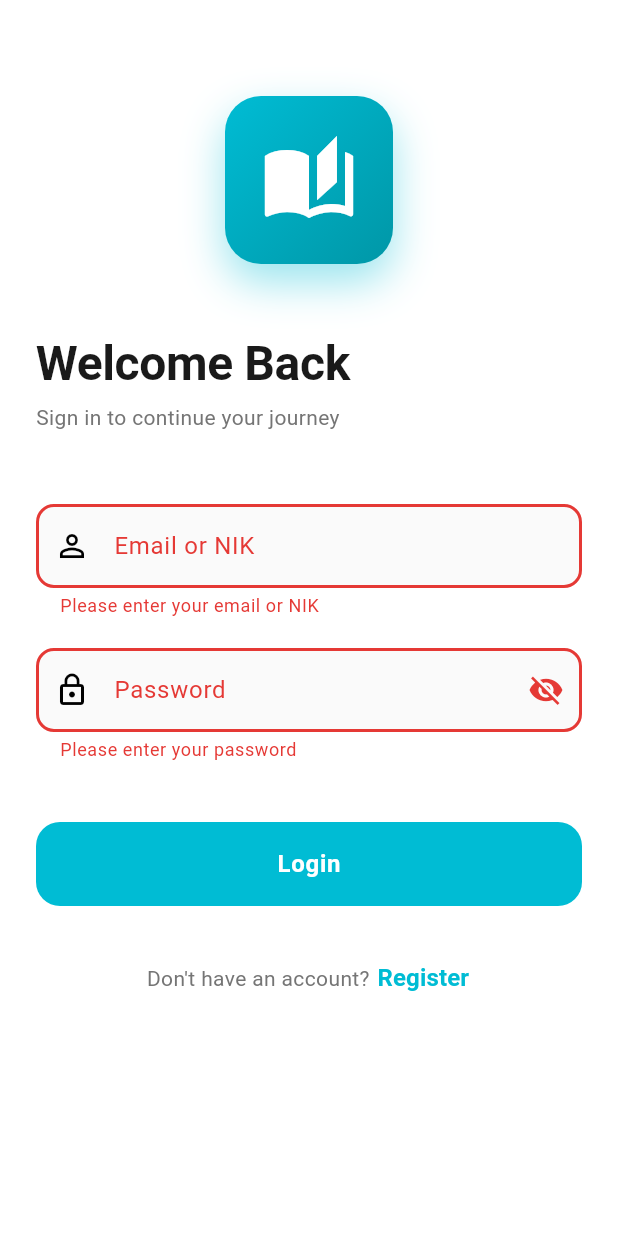
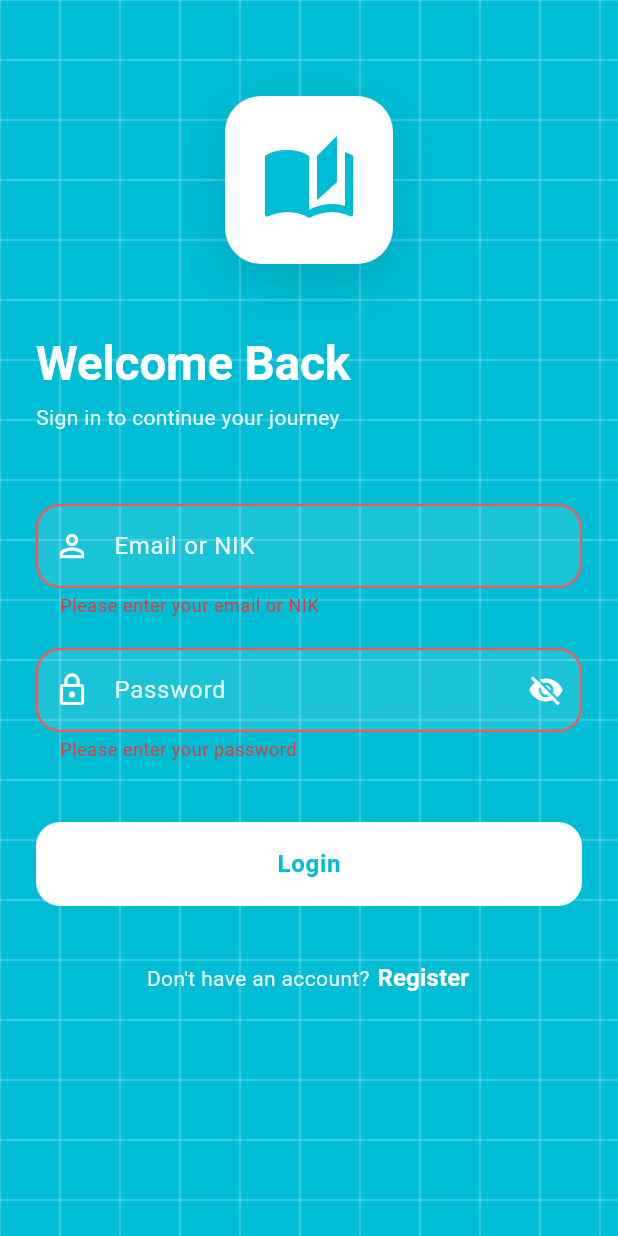
Before and after one commit to Ruziqnahm/utspam_5a_0039_perpus, a Flutter app: the screen it shows after launch, after a tap on "Login", on a phone screen of 412 x 824 dp. Run offline on Flutter 3.47's test engine with Material 3 defaults, Android fonts, the phone set to English and light mode, and no system bars; our stand-ins replace sqflite; accounts and stored records are empty.

Commit message:
update ui untuk halaman login

```diff
--- a/lib/screens/login_screen.dart
+++ b/lib/screens/login_screen.dart
@@ -89,8 +89,11 @@ class _LoginScreenState extends State<LoginScreen>
   @override
   Widget build(BuildContext context) {
     return Scaffold(
-      backgroundColor: Colors.white,
-      body: SafeArea(
+      backgroundColor: const Color(0xFF00BCD4),
+      body: Stack(
+        children: [
+          Positioned.fill(child: CustomPaint(painter: _SquarePatternPainter())),
+          SafeArea(
             child: FadeTransition(
               opacity: _fadeAnimation,
               child: SingleChildScrollView(
@@ -106,15 +109,11 @@ class _LoginScreenState extends State<LoginScreen>
                           child: Container(
                             padding: const EdgeInsets.all(24),
                             decoration: BoxDecoration(
-                          gradient: const LinearGradient(
-                            colors: [Color(0xFF00BCD4), Color(0xFF0097A7)],
-                            begin: Alignment.topLeft,
-                            end: Alignment.bottomRight,
-                          ),
+                              color: Colors.white,
                               borderRadius: BorderRadius.circular(24),
                               boxShadow: [
                                 BoxShadow(
-                              color: const Color(0xFF00BCD4).withOpacity(0.4),
+                                  color: Colors.black.withOpacity(0.1),
                                   blurRadius: 24,
                                   offset: const Offset(0, 12),
                                 ),
@@ -123,27 +122,69 @@ class _LoginScreenState extends State<LoginScreen>
                             child: const Icon(
                               Icons.auto_stories,
                               size: 64,
-                          color: Colors.white,
+                              color: Color(0xFF00BCD4),
                             ),
                           ),
                         ),
                         const SizedBox(height: 48),
                         Text(
                           'Welcome Back',
-                      style: Theme.of(context).textTheme.displayLarge,
+                          style: Theme.of(context).textTheme.displayLarge
+                              ?.copyWith(color: Colors.white),
                         ),
                         const SizedBox(height: 8),
                         Text(
                           'Sign in to continue your journey',
-                      style: Theme.of(context).textTheme.bodyMedium,
+                          style: Theme.of(context).textTheme.bodyMedium
+                              ?.copyWith(color: Colors.white.withOpacity(0.9)),
                         ),
                         const SizedBox(height: 48),
                         TextFormField(
                           controller: _emailOrNikController,
-                      decoration: const InputDecoration(
+                          style: const TextStyle(color: Colors.white),
+                          decoration: InputDecoration(
                             labelText: 'Email or NIK',
-                        prefixIcon: Icon(Icons.person_outline),
+                            labelStyle: TextStyle(
+                              color: Colors.white.withOpacity(0.9),
+                            ),
+                            prefixIcon: const Icon(
+                              Icons.person_outline,
+                              color: Colors.white,
+                            ),
                             hintText: 'Enter your email or NIK',
+                            hintStyle: TextStyle(
+                              color: Colors.white.withOpacity(0.6),
+                            ),
+                            enabledBorder: OutlineInputBorder(
+                              borderRadius: BorderRadius.circular(16),
+                              borderSide: BorderSide(
+                                color: Colors.white.withOpacity(0.5),
+                                width: 1.5,
+                              ),
+                            ),
+                            focusedBorder: OutlineInputBorder(
+                              borderRadius: BorderRadius.circular(16),
+                              borderSide: const BorderSide(
+                                color: Colors.white,
+                                width: 2,
+                              ),
+                            ),
+                            errorBorder: OutlineInputBorder(
+                              borderRadius: BorderRadius.circular(16),
+                              borderSide: const BorderSide(
+                                color: Colors.redAccent,
+                                width: 1.5,
+                              ),
+                            ),
+                            focusedErrorBorder: OutlineInputBorder(
+                              borderRadius: BorderRadius.circular(16),
+                              borderSide: const BorderSide(
+                                color: Colors.redAccent,
+                                width: 2,
+                              ),
+                            ),
+                            filled: true,
+                            fillColor: Colors.white.withOpacity(0.1),
                           ),
                           validator: (value) {
                             if (value == null || value.isEmpty) {
@@ -156,15 +197,26 @@ class _LoginScreenState extends State<LoginScreen>
                         TextFormField(
                           controller: _passwordController,
                           obscureText: _obscurePassword,
+                          style: const TextStyle(color: Colors.white),
                           decoration: InputDecoration(
                             labelText: 'Password',
-                        prefixIcon: const Icon(Icons.lock_outline),
+                            labelStyle: TextStyle(
+                              color: Colors.white.withOpacity(0.9),
+                            ),
+                            prefixIcon: const Icon(
+                              Icons.lock_outline,
+                              color: Colors.white,
+                            ),
                             hintText: 'Enter your password',
+                            hintStyle: TextStyle(
+                              color: Colors.white.withOpacity(0.6),
+                            ),
                             suffixIcon: IconButton(
                               icon: Icon(
                                 _obscurePassword
                                     ? Icons.visibility_off
                                     : Icons.visibility,
+                                color: Colors.white,
                               ),
                               onPressed: () {
                                 setState(
@@ -172,6 +224,36 @@ class _LoginScreenState extends State<LoginScreen>
                                 );
                               },
                             ),
+                            enabledBorder: OutlineInputBorder(
+                              borderRadius: BorderRadius.circular(16),
+                              borderSide: BorderSide(
+                                color: Colors.white.withOpacity(0.5),
+                                width: 1.5,
+                              ),
+                            ),
+                            focusedBorder: OutlineInputBorder(
+                              borderRadius: BorderRadius.circular(16),
+                              borderSide: const BorderSide(
+                                color: Colors.white,
+                                width: 2,
+                              ),
+                            ),
+                            errorBorder: OutlineInputBorder(
+                              borderRadius: BorderRadius.circular(16),
+                              borderSide: const BorderSide(
+                                color: Colors.redAccent,
+                                width: 1.5,
+                              ),
+                            ),
+                            focusedErrorBorder: OutlineInputBorder(
+                              borderRadius: BorderRadius.circular(16),
+                              borderSide: const BorderSide(
+                                color: Colors.redAccent,
+                                width: 2,
+                              ),
+                            ),
+                            filled: true,
+                            fillColor: Colors.white.withOpacity(0.1),
                           ),
                           validator: (value) {
                             if (value == null || value.isEmpty) {
@@ -187,8 +269,8 @@ class _LoginScreenState extends State<LoginScreen>
                           child: ElevatedButton(
                             onPressed: _isLoading ? null : _login,
                             style: ElevatedButton.styleFrom(
-                          backgroundColor: const Color(0xFF00BCD4),
-                          foregroundColor: Colors.white,
+                              backgroundColor: Colors.white,
+                              foregroundColor: const Color(0xFF00BCD4),
                               elevation: 0,
                               shape: RoundedRectangleBorder(
                                 borderRadius: BorderRadius.circular(16),
@@ -200,7 +282,7 @@ class _LoginScreenState extends State<LoginScreen>
                                     width: 24,
                                     child: CircularProgressIndicator(
                                       strokeWidth: 2,
-                                  color: Colors.white,
+                                      color: Color(0xFF00BCD4),
                                     ),
                                   )
                                 : const Text(
@@ -219,7 +301,10 @@ class _LoginScreenState extends State<LoginScreen>
                           children: [
                             Text(
                               "Don't have an account? ",
-                          style: Theme.of(context).textTheme.bodyMedium,
+                              style: Theme.of(context).textTheme.bodyMedium
+                                  ?.copyWith(
+                                    color: Colors.white.withOpacity(0.9),
+                                  ),
                             ),
                             TextButton(
                               onPressed: () {
@@ -232,7 +317,7 @@ class _LoginScreenState extends State<LoginScreen>
                                 );
                               },
                               style: TextButton.styleFrom(
-                            foregroundColor: const Color(0xFF00BCD4),
+                                foregroundColor: Colors.white,
                                 padding: EdgeInsets.zero,
                               ),
                               child: const Text(
@@ -252,6 +337,29 @@ class _LoginScreenState extends State<LoginScreen>
               ),
             ),
           ),
+        ],
+      ),
     );
   }
 }
+
+class _SquarePatternPainter extends CustomPainter {
+  @override
+  void paint(Canvas canvas, Size size) {
+    final paint = Paint()
+      ..color = Colors.white.withOpacity(0.1)
+      ..style = PaintingStyle.stroke
+      ..strokeWidth = 1.5;
+
+    const squareSize = 40.0;
+
+    for (double x = -squareSize; x <= size.width + squareSize; x += squareSize) {
+      for (double y = -squareSize; y <= size.height + squareSize * 4; y += squareSize) {
+        canvas.drawRect(Rect.fromLTWH(x, y, squareSize, squareSize), paint);
+      }
+    }
+  }
+
+  @override
+  bool shouldRepaint(covariant CustomPainter oldDelegate) => false;
+}
```
Lines whose indentation alone changed are shown as unchanged.
